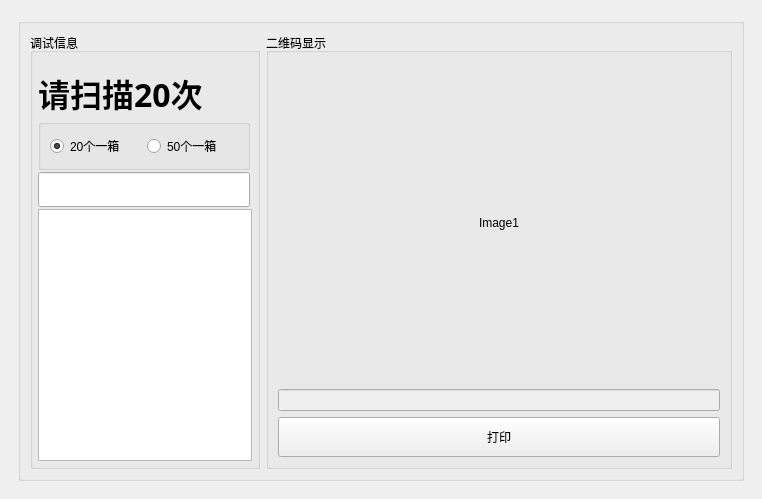
Above: mainwindow.ui from weiqifa0/macprint before the change. Below: the same form after it.
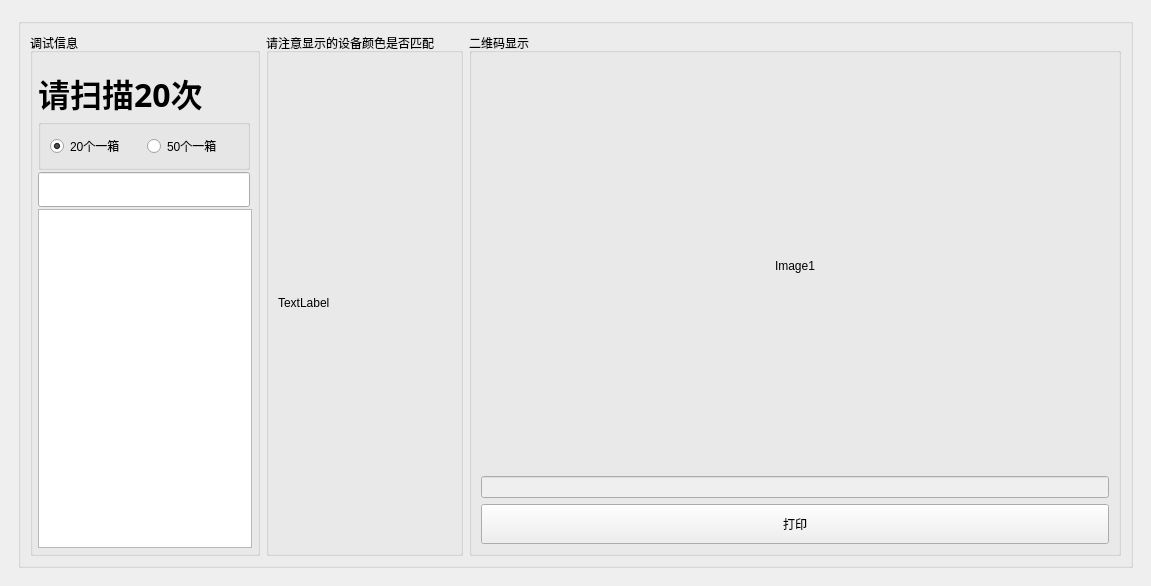
That is the form after the change.

```diff
--- a/mainwindow.ui
+++ b/mainwindow.ui
@@ -6,8 +6,8 @@
    <rect>
     <x>0</x>
     <y>0</y>
-    <width>762</width>
-    <height>499</height>
+    <width>1151</width>
+    <height>586</height>
    </rect>
   </property>
   <property name="sizePolicy">
@@ -187,6 +187,9 @@
                     <pointsize>9</pointsize>
                    </font>
                   </property>
+                  <property name="readOnly">
+                   <bool>false</bool>
+                  </property>
                  </widget>
                 </item>
                </layout>
@@ -195,6 +198,31 @@
             </layout>
            </widget>
           </item>
+          <item alignment="Qt::AlignHCenter">
+           <widget class="QGroupBox" name="groupBox_5">
+            <property name="title">
+             <string>请注意显示的设备颜色是否匹配</string>
+            </property>
+            <layout class="QGridLayout" name="gridLayout_3">
+             <item row="0" column="0">
+              <widget class="QLabel" name="labelcolour">
+               <property name="sizePolicy">
+                <sizepolicy hsizetype="Expanding" vsizetype="Expanding">
+                 <horstretch>0</horstretch>
+                 <verstretch>0</verstretch>
+                </sizepolicy>
+               </property>
+               <property name="layoutDirection">
+                <enum>Qt::LeftToRight</enum>
+               </property>
+               <property name="text">
+                <string>TextLabel</string>
+               </property>
+              </widget>
+             </item>
+            </layout>
+           </widget>
+          </item>
           <item>
            <widget class="QGroupBox" name="groupBox">
             <property name="title">
```
